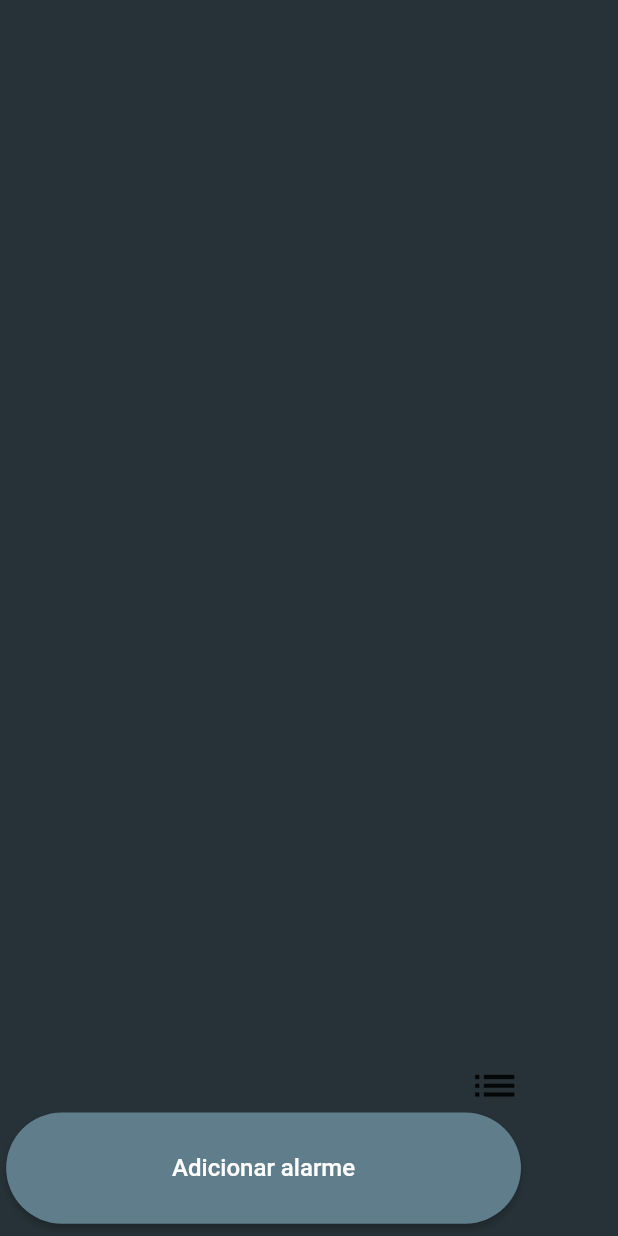
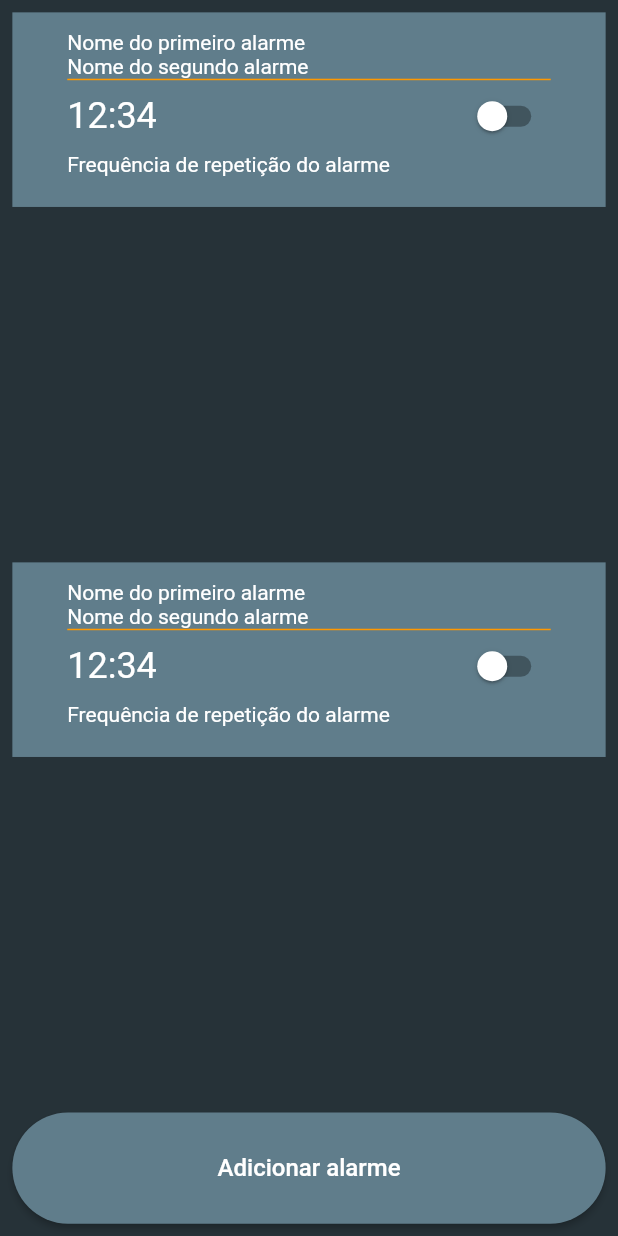
Before and after one commit to MatheusAraujo6/pimobile3a, a Flutter app: the GerenciarAlarmes screen opened directly, on a phone screen of 412 x 824 dp. Run offline on Flutter 3.47's test engine with Material 2 defaults, Android fonts, the phone set to English and light mode, and no system bars.

Commit message:
Criação do card de alarme

```diff
--- /dev/null
+++ b/lib/card_alarme.dart
@@ -0,0 +1,89 @@
+import 'package:flutter/material.dart';
+
+class AlarmeCard extends StatefulWidget {
+  const AlarmeCard({Key? key}) : super(key: key);
+
+  @override
+  State<AlarmeCard> createState() => _AlarmeCardState();
+}
+
+class _AlarmeCardState extends State<AlarmeCard> {
+  bool alarmeAtivado = false;
+
+  Text textoCard(String texto) {
+    return Text(
+      texto,
+      style: const TextStyle(fontSize: 14, color: Colors.white),
+    );
+  }
+
+  @override
+  Widget build(BuildContext context) {
+    double width = MediaQuery.of(context).size.width;
+    double height = MediaQuery.of(context).size.height;
+    double card_tamanho = 0.833 * width;
+
+    return ListTile(
+      tileColor: Colors.blueGrey,
+      onTap: () {},
+      title: Padding(
+        padding: EdgeInsets.only(
+            top: 0.01 * height,
+            bottom: 0.02 * height,
+            left: 0.05 * width,
+            right: 0.05 * width),
+        child: Column(
+          mainAxisAlignment: MainAxisAlignment.spaceAround,
+          crossAxisAlignment: CrossAxisAlignment.start,
+          children: [
+            textoCard('Nome do primeiro alarme'),
+            textoCard('Nome do segundo alarme'),
+            /*
+                Padding(
+                  padding: const EdgeInsets.only(top: 3),
+                  child: SizedBox(
+                    width: 0.893 * card_tamanho,
+                    height: 1,
+                    child: Container(
+                      color: Colors.orange,
+                    ),
+                  ),
+                ),
+                */
+            Column(
+              crossAxisAlignment: CrossAxisAlignment.stretch,
+              children: [
+                Container(
+                  height: 1,
+                  color: Colors.orange,
+                )
+              ],
+            ),
+            Row(
+              mainAxisAlignment: MainAxisAlignment.spaceBetween,
+              crossAxisAlignment: CrossAxisAlignment.center,
+              children: [
+                const Text(
+                  '12:34',
+                  style: TextStyle(fontSize: 24, color: Colors.white),
+                ),
+                Switch(
+                    value: alarmeAtivado,
+                    thumbColor:
+                        const MaterialStatePropertyAll<Color>(Colors.white),
+                    activeColor: Colors.blueGrey.shade50,
+                    //const Color.fromARGB(255, 69, 75, 77)
+                    onChanged: (value) {
+                      setState(() {
+                        alarmeAtivado = value;
+                      });
+                    }),
+              ],
+            ),
+            textoCard('Frequência de repetição do alarme'),
+          ],
+        ),
+      ),
+    );
+  }
+}
--- a/lib/gerenciar.dart
+++ b/lib/gerenciar.dart
@@ -1,4 +1,5 @@
 import 'package:flutter/material.dart';
+import 'card_alarme.dart';
 
 class GerenciarAlarmes extends StatefulWidget {
   const GerenciarAlarmes({Key? key}) : super(key: key);
@@ -21,23 +22,15 @@ class _GerenciarAlarmesState extends State<GerenciarAlarmes> {
 
     return Scaffold(
       backgroundColor: Colors.blueGrey.shade900,
-        body: GestureDetector(
-            onVerticalDragEnd: (details) {
-              if (details.primaryVelocity! < 0) {
-                Navigator.of(context).pop();
-              }
-            },
-            child: Padding(
+      body: Padding(
         padding: EdgeInsets.symmetric(
-                    vertical: 0.01 * height, horizontal: 0.01 * width),
+            vertical: 0.01 * height, horizontal: 0.02 * width),
         child: Column(
-                  mainAxisAlignment: MainAxisAlignment.end,
-                  crossAxisAlignment: CrossAxisAlignment.end,
+          mainAxisAlignment: MainAxisAlignment.spaceBetween,
+          crossAxisAlignment: CrossAxisAlignment.stretch,
           children: [
-                    const Icon(
-                      Icons.list,
-                      size: 35,
-                    ),
+            const AlarmeCard(),
+            const AlarmeCard(),
             SizedBox(
               width: 0.833 * width,
               height: 0.09 * height,
@@ -49,9 +42,12 @@ class _GerenciarAlarmesState extends State<GerenciarAlarmes> {
                 child: const Text(
                   'Adicionar alarme',
                   style: TextStyle(fontSize: 16, color: Colors.white),
-                          )),
+                ),
+              ),
             ),
           ],
-                ))));
+        ),
+      ),
+    );
   }
 }
--- a/lib/main.dart
+++ b/lib/main.dart
@@ -12,6 +12,7 @@ class MyApp extends StatelessWidget {
   @override
   Widget build(BuildContext context) {
     return MaterialApp(
+      debugShowCheckedModeBanner: false,
       title: 'Flutter Demo',
       theme: ThemeData(
         // This is the theme of your application.
--- a/lib/principal.dart
+++ b/lib/principal.dart
@@ -83,8 +83,7 @@ class _TelaPrincipalState extends State<TelaPrincipal> {
                   TextButton(
                       onPressed: () => navegarTelaAnterior(context),
                       child: Text('Calendário →',
-                            style:
-                                TextStyle(color: cinzaCustom, fontSize: 18))),
+                          style: TextStyle(color: cinzaCustom, fontSize: 18))),
                 ],
               ),
               Row(
@@ -99,6 +98,7 @@ class _TelaPrincipalState extends State<TelaPrincipal> {
             ],
           ),
         ),
-        ));
+      ),
+    );
   }
 }
```
Lines whose indentation alone changed are shown as unchanged.
